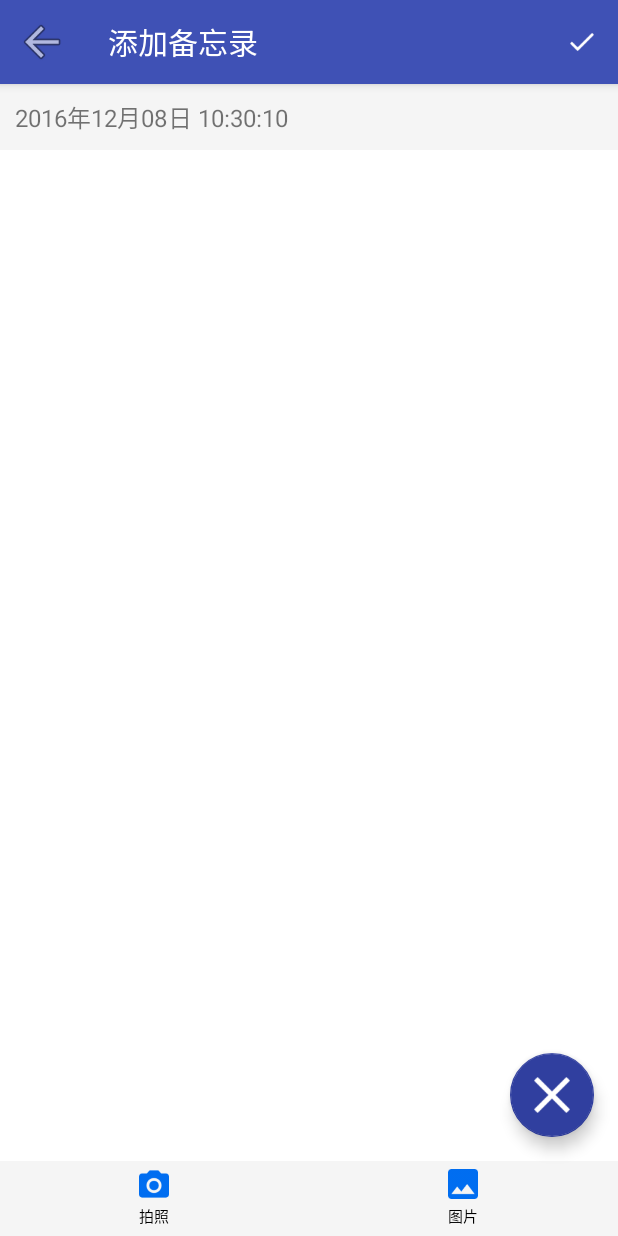
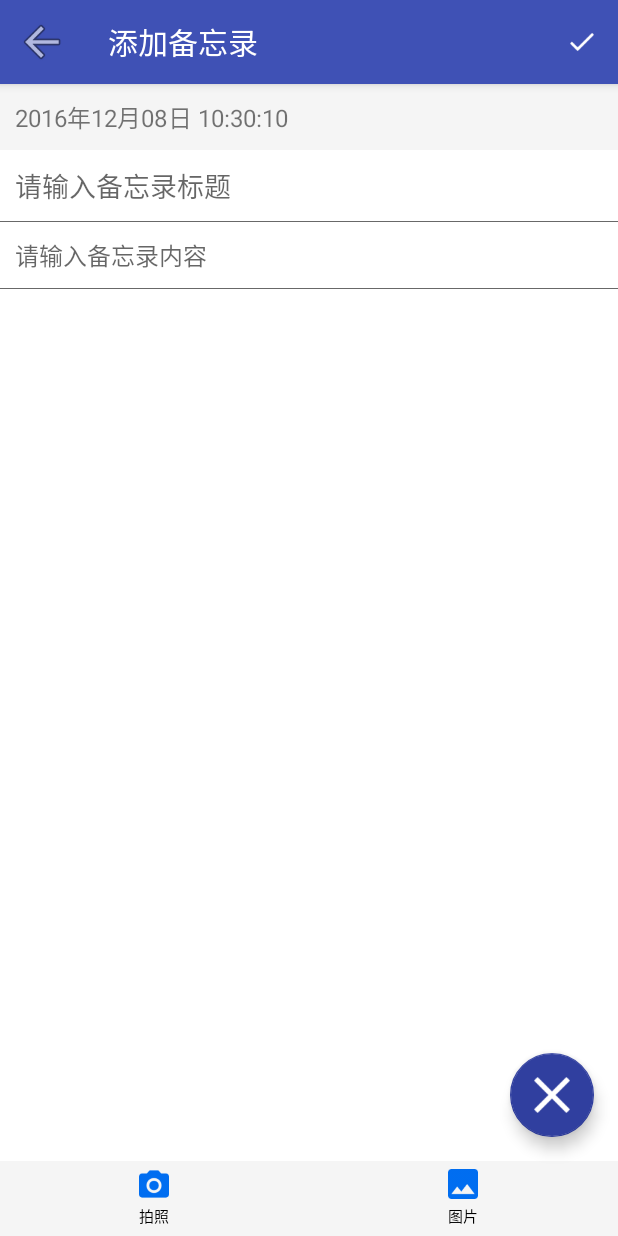
Before and after one commit to 1181631922/Recreation, an Android app: the AddNoteActivity screen opened directly, with no data from a screen before it, on a phone screen of 412 x 824 dp. Run offline under Robolectric (Android 15) with nearby library versions, the phone set to English and light mode, and no system bars; libraries missing offline, so code that uses them is left out: com.facebook.drawee, org.litepal, org.litepal.annotation, org.litepal.crud; 1 statement that could not run was skipped.

Commit message:
数据存储到数据库测试成功

```diff
--- a/app/src/main/java/com/fanyafeng/recreation/activity/AddNoteActivity.java
+++ b/app/src/main/java/com/fanyafeng/recreation/activity/AddNoteActivity.java
@@ -52,7 +52,8 @@ public class AddNoteActivity extends BaseActivity {
     private LinearLayout layoutPicture;
     private RecyclerView rvAddNote;
     private View addNoteHeader;
-    private EditText etAddNote;
+    private EditText etAddNoteTitle;
+    private EditText etAddNoteDesc;
     private AddNoteAdapter addNoteAdapter;
     private List<String> imgList = new ArrayList<>();
 
@@ -85,7 +86,8 @@ public class AddNoteActivity extends BaseActivity {
 
         addNoteAdapter = new AddNoteAdapter(this, imgList);
         addNoteHeader = addNoteAdapter.setHeaderView(R.layout.top_add_note_layout, rvAddNote);
-        etAddNote = (EditText) addNoteHeader.findViewById(R.id.etAddNote);
+        etAddNoteTitle = (EditText) addNoteHeader.findViewById(R.id.etAddNoteTitle);
+        etAddNoteDesc = (EditText) addNoteHeader.findViewById(R.id.etAddNoteDesc);
         rvAddNote.setAdapter(addNoteAdapter);
     }
 
@@ -98,6 +100,8 @@ public class AddNoteActivity extends BaseActivity {
 
         tvNoteTime.setText(nowTime);
         noteData = new NoteData();
+        noteData.setCreateData(System.currentTimeMillis());
+        noteData.setTitleHeader(System.currentTimeMillis() / 1000 / 60 / 60 / 24);
     }
 
     @Override
@@ -152,6 +156,22 @@ public class AddNoteActivity extends BaseActivity {
     }
 
     @Override
+    public void onBackPressed() {
+        fab.performClick();
+    }
+
+    @Override
+    protected void onResume() {
+        super.onResume();
+        toolbar.setNavigationOnClickListener(new View.OnClickListener() {
+            @Override
+            public void onClick(View view) {
+                fab.performClick();
+            }
+        });
+    }
+
+    @Override
     public boolean onCreateOptionsMenu(Menu menu) {
         getMenuInflater().inflate(R.menu.menu_base, menu);
         //        默认隐藏setting按钮
@@ -173,7 +193,18 @@ public class AddNoteActivity extends BaseActivity {
 
         switch (id) {
             case R.id.action_settings:
-
+                noteData.setTitle(etAddNoteTitle.getText().toString());
+                noteData.setDesc(etAddNoteDesc.getText().toString());
+                for (int i = 0; i < imgList.size(); i++) {
+                    NoteImgData noteImgData = new NoteImgData();
+                    noteImgData.setImgUrl(imgList.get(i));
+                    noteImgData.setNoteData(noteData);
+                    noteImgData.save();
+                    noteImgDataList.add(noteImgData);
+                }
+                noteData.setNoteImgDataList(noteImgDataList);
+                noteData.save();
+                finish();
                 break;
         }
 
--- a/app/src/main/res/layout/top_add_note_layout.xml
+++ b/app/src/main/res/layout/top_add_note_layout.xml
@@ -1,14 +1,39 @@
 <?xml version="1.0" encoding="utf-8"?>
 <LinearLayout xmlns:android="http://schemas.android.com/apk/res/android"
     android:layout_width="match_parent"
-    android:layout_height="wrap_content">
+    android:layout_height="wrap_content"
+    android:orientation="vertical">
 
     <EditText
-        android:id="@+id/etAddNote"
+        android:id="@+id/etAddNoteTitle"
         android:layout_width="match_parent"
-        android:layout_height="match_parent"
+        android:layout_height="wrap_content"
         android:background="@android:color/white"
         android:gravity="top"
-        android:padding="10dp" />
+        android:hint="请输入备忘录标题"
+        android:padding="10dp"
+        android:textSize="18dp" />
+
+    <TextView
+        android:layout_width="match_parent"
+        android:layout_height="0.43dp"
+        android:background="@color/grgray" />
+
+    <EditText
+        android:id="@+id/etAddNoteDesc"
+        android:layout_width="match_parent"
+        android:layout_height="wrap_content"
+        android:background="@android:color/white"
+        android:gravity="top"
+        android:hint="请输入备忘录内容"
+        android:padding="10dp"
+        android:lineSpacingMultiplier="1.2"
+        android:textColor="@color/grgray"
+        android:textSize="16dp" />
+
+    <TextView
+        android:layout_width="match_parent"
+        android:layout_height="0.43dp"
+        android:background="@color/grgray" />
 
 </LinearLayout>
```
Also changed, not shown: app/src/main/java/com/fanyafeng/recreation/datasupport/NoteData.java (+1 -12 lines), app/src/main/java/com/fanyafeng/recreation/datasupport/NoteImgData.java (+6 -7 lines).
